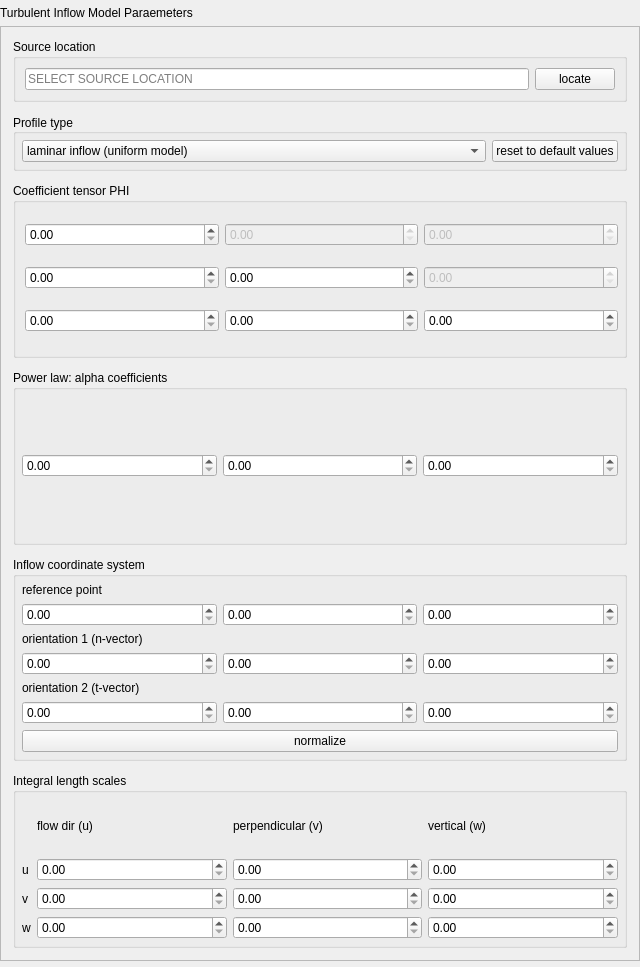
First picture: the form in widgets/inflowparameterwidget.ui, repository NHERI-SimCenter/TurbulenceInflowTool, before the edit.
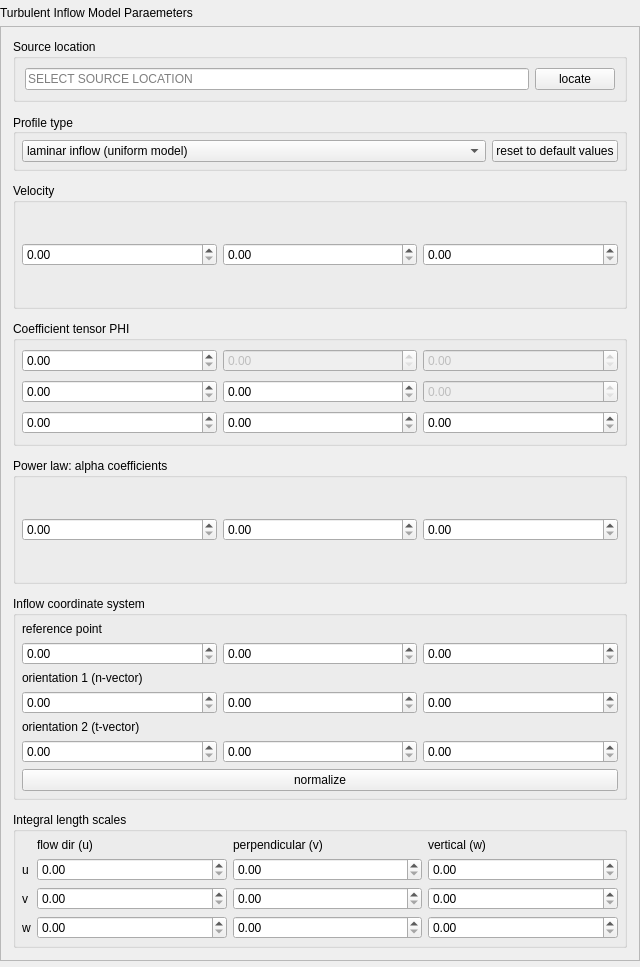
Second picture: the form after the edit.

Commit message: Adding a velocity group

What changed in the file:
```diff
--- a/widgets/inflowparameterwidget.ui
+++ b/widgets/inflowparameterwidget.ui
@@ -195,12 +195,57 @@
          </layout>
         </widget>
        </item>
+       <item>
+        <widget class="QGroupBox" name="velocityGroup">
+         <property name="title">
+          <string>Velocity</string>
+         </property>
+         <layout class="QGridLayout" name="gridLayout_3">
+          <property name="leftMargin">
+           <number>6</number>
+          </property>
+          <property name="topMargin">
+           <number>6</number>
+          </property>
+          <property name="rightMargin">
+           <number>6</number>
+          </property>
+          <property name="bottomMargin">
+           <number>6</number>
+          </property>
+          <item row="0" column="0">
+           <widget class="QDoubleSpinBox" name="vel1">
+            <property name="maximum">
+             <double>333.000000000000000</double>
+            </property>
+           </widget>
+          </item>
+          <item row="0" column="1">
+           <widget class="QDoubleSpinBox" name="vel2">
+            <property name="maximum">
+             <double>333.000000000000000</double>
+            </property>
+           </widget>
+          </item>
+          <item row="0" column="2">
+           <widget class="QDoubleSpinBox" name="vel3">
+            <property name="maximum">
+             <double>333.000000000000000</double>
+            </property>
+           </widget>
+          </item>
+         </layout>
+        </widget>
+       </item>
        <item>
         <widget class="QGroupBox" name="phiTensorGroup">
          <property name="title">
           <string>Coefficient tensor PHI</string>
          </property>
          <layout class="QGridLayout" name="gridLayout_2" rowstretch="0,0,0,0,0,0,0" rowminimumheight="0,0,0,0,0,0,0">
+          <property name="leftMargin">
+           <number>6</number>
+          </property>
           <property name="topMargin">
            <number>6</number>
           </property>
```
Left out of the diff: 2 changed lines with no effect on the pictures. The commit also changes 2 other files.
